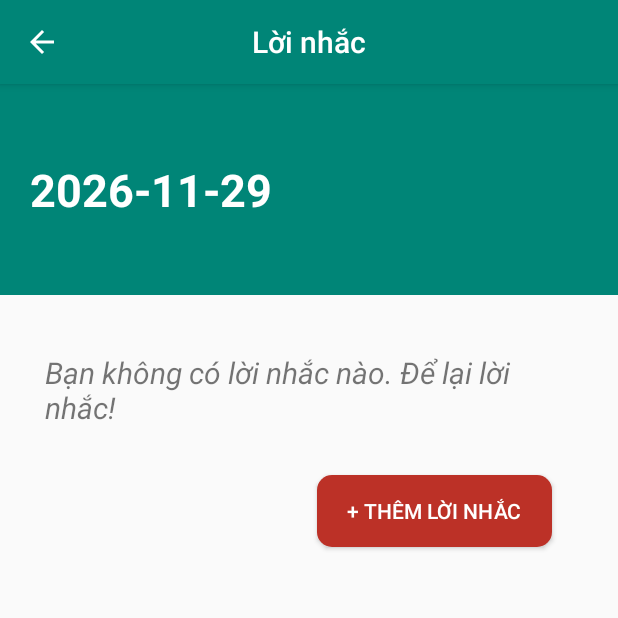
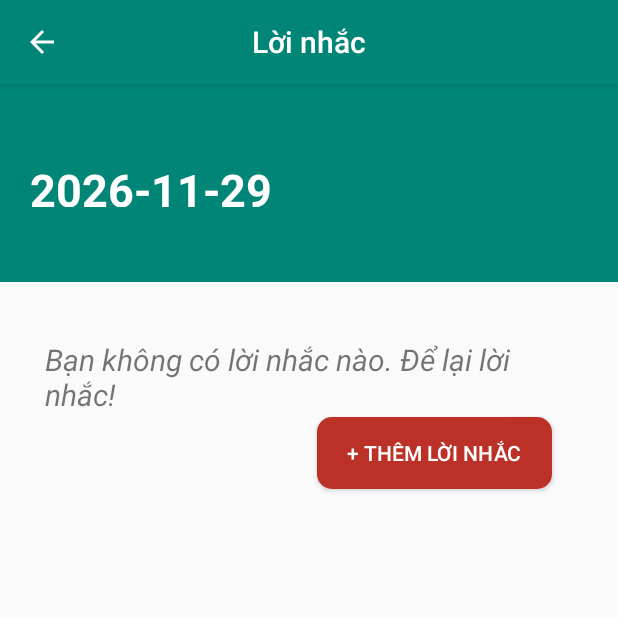
Before and after one commit to mobiledev2019/mp-n2_20_ptitplus, an Android app: the LoiNhacCalendarActivity screen opened directly, with no data from a screen before it, after a tap on "29", on a phone screen of 412 x 824 dp, the top half of it. Run offline under Robolectric (Android 15) with nearby library versions, the phone set to English and light mode, and no system bars.

Commit message:
before upgrade

```diff
--- a/app/src/main/java/com/example/btl/DatabaseHelper.java
+++ b/app/src/main/java/com/example/btl/DatabaseHelper.java
@@ -286,6 +286,31 @@ public class DatabaseHelper extends SQLiteOpenHelper {
 
         return loiNhacs;
     }
+    public List<LoiNhac> getAllLoiNhac() {
+        List<LoiNhac> loiNhacs = new ArrayList<LoiNhac>();
+        String selectQuery = "SELECT  * FROM " + TABLE_LOINHAC;
+
+        Log.e(LOG, selectQuery);
+
+        SQLiteDatabase db = this.getReadableDatabase();
+        Cursor c = db.rawQuery(selectQuery, null);
+
+        // looping through all rows and adding to list
+        if (c.moveToFirst()) {
+            do {
+                LoiNhac ln = new LoiNhac();
+                ln.setId(c.getInt(c.getColumnIndex("id")));
+                ln.setNoiDung(c.getString(c.getColumnIndex("noiDung")));
+                ln.setDate(c.getString(c.getColumnIndex("date")));
+                ln.setTrangthai(c.getInt(c.getColumnIndex("trangThai")));
+
+                // adding to todo list
+                loiNhacs.add(ln);
+            } while (c.moveToNext());
+        }
+
+        return loiNhacs;
+    }
     public int updateLoiNhac(LoiNhac loiNhac) {
         SQLiteDatabase db = this.getWritableDatabase();
 
--- a/app/src/main/java/com/example/btl/LoiNhac.java
+++ b/app/src/main/java/com/example/btl/LoiNhac.java
@@ -60,6 +60,7 @@ public class LoiNhac implements Parcelable {
         this.trangthai = trangthai;
     }
 
+
     protected LoiNhac(Parcel in) {
         id = in.readInt();
         noiDung = in.readString();
--- a/app/src/main/java/com/example/btl/LoiNhacAdapterGrid.java
+++ b/app/src/main/java/com/example/btl/LoiNhacAdapterGrid.java
@@ -102,13 +102,6 @@ public class LoiNhacAdapterGrid extends BaseAdapter {
         }
 
 
-        if (day_string.get(position).equals(curentDateString)) {
-
-            v.setBackgroundColor(Color.parseColor("#D30000"));
-        } else {
-            v.setBackgroundColor(Color.parseColor("#ffffff"));
-        }
-
 
         dayView.setText(gridvalue);
 
@@ -122,6 +115,7 @@ public class LoiNhacAdapterGrid extends BaseAdapter {
         if (monthStr.length() == 1) {
             monthStr = "0" + monthStr;
         }
+
 
         setEventView(v, position,dayView);
 
@@ -171,6 +165,11 @@ public class LoiNhacAdapterGrid extends BaseAdapter {
         return maxP;
     }
     public void setEventView(View v,int pos,TextView txt){
+        if (day_string.get(pos).equals(curentDateString)) {
+            v.setBackgroundColor(Color.parseColor("#D7DFDC"));
+        } else {
+            v.setBackgroundColor(Color.parseColor("#ffffff"));
+        }
         ImageView iconDate = (ImageView) v.findViewById(R.id.date_icon);
         int len = listLoiNhac.size();
         for (int i = 0; i < len; i++) {
@@ -187,13 +186,25 @@ public class LoiNhacAdapterGrid extends BaseAdapter {
                     } else {
 
                         v.setBackgroundColor(Color.parseColor("#343434"));
-                        //neu trong collection co 1 sk co ngay trung voi 1 ngay trong thang thi set lai layout cho ngay co sk do
                         v.setBackgroundResource(R.drawable.rounded_calender);
+                        txt.setTextColor(Color.parseColor("#696969"));
 
-                        txt.setTextColor(Color.parseColor("#696969"));
                     }
 
                 }
-            }}
+                if (day_string.get(pos).equals(date) && day_string.get(pos).equals(curentDateString)) {
+                    if ((Integer.parseInt(gridvalue) > 1) && (pos < firstDay)) {
+
+                    } else if ((Integer.parseInt(gridvalue) < 7) && (pos > 28)) {
+
+                    } else {
+                        v.setBackgroundResource(R.drawable.rounded_calender_current);
+                        txt.setTextColor(Color.parseColor("#ffffff"));
+
+                    }
+
+                }
+            }
+        }
     }
 }
--- a/app/src/main/java/com/example/btl/LoiNhacCalendarActivity.java
+++ b/app/src/main/java/com/example/btl/LoiNhacCalendarActivity.java
@@ -43,7 +43,7 @@ public class LoiNhacCalendarActivity extends AppCompatActivity {
     ArrayList<LoiNhac> arrayLoiNhac;
     int REQUEST_CODE_EDIT = 123;
 
-//    DataBase dataBase;
+    DatabaseHelper db;
 
     @Override
     protected void onCreate(Bundle savedInstanceState) {
@@ -65,7 +65,10 @@ public class LoiNhacCalendarActivity extends AppCompatActivity {
         navigationView = findViewById(R.id.navigationView);
         actionListener();
 
+        db = new DatabaseHelper(getApplicationContext());
         arrayLoiNhac = new ArrayList<>();
+
+        arrayLoiNhac = (ArrayList<LoiNhac>) db.getAllLoiNhac();
 
 //        dataBase = new DataBase(this, "ptit.sqlite", null, 2);
 //
@@ -158,13 +161,12 @@ public class LoiNhacCalendarActivity extends AppCompatActivity {
             Bundle bundle = data.getBundleExtra("dataAdd");
             ArrayList<LoiNhac> arrayadd = new ArrayList<>();
             arrayadd = bundle.getParcelableArrayList("listAdd");
-
+            arrayLoiNhac.clear();
             for (int i=0; i<arrayadd.size(); i++){
                 LoiNhac ln = arrayadd.get(i);
                 arrayLoiNhac.add(ln);
-                loiNhacAdapterGrid.notifyDataSetChanged();
-
             }
+            loiNhacAdapterGrid.notifyDataSetChanged();
         }
         super.onActivityResult(requestCode, resultCode, data);
     }
--- a/app/src/main/java/com/example/btl/MainActivity.java
+++ b/app/src/main/java/com/example/btl/MainActivity.java
@@ -68,7 +68,6 @@ public class MainActivity extends AppCompatActivity {
         progressBar = (ProgressBar) findViewById(R.id.progress);
         btDN = (Button) findViewById(R.id.buttonDN);
 
-
         if(sharedPreferences.getBoolean("logged",false)){
             goToActivity();
         }
--- a/app/src/main/res/drawable-v21/rounded_calender.xml
+++ b/app/src/main/res/drawable/rounded_calender_current.xml
@@ -3,14 +3,14 @@
     xmlns:android="http://schemas.android.com/apk/res/android"
     android:shape="ring"
     android:innerRadius="0dp"
-    android:thickness="18dp"
+    android:thickness="15dp"
     android:useLevel="false">
     <stroke
         android:width="1dp"
-        android:color="#ab250e"/>
+        android:color="#D30000"/>
 
     <solid
-        android:color="#ffffff"/>
+        android:color="#D30000"/>
 
 
 </shape>
--- a/app/src/main/res/layout/activity_diem.xml
+++ b/app/src/main/res/layout/activity_diem.xml
@@ -121,6 +121,7 @@
             app:layout_constraintStart_toStartOf="parent"
             app:layout_constraintTop_toBottomOf="@+id/linearLayout" />
 
+
     </android.support.constraint.ConstraintLayout>
 
     <android.support.design.widget.NavigationView
--- a/app/src/main/res/layout/activity_loi_nhac.xml
+++ b/app/src/main/res/layout/activity_loi_nhac.xml
@@ -34,19 +34,19 @@
     </android.support.design.widget.AppBarLayout>
 
     <TextView
+        android:id="@+id/showDate"
         android:layout_width="match_parent"
-        android:layout_height="wrap_content"
+        android:layout_height="132dp"
+        android:background="?attr/colorPrimary"
+        android:paddingLeft="20dp"
+        android:paddingTop="50dp"
+        android:paddingBottom="50dp"
+        android:text="25/07/2019"
+        android:textColor="#fff"
+        android:textSize="30sp"
+        android:textStyle="bold"
         app:layout_constraintStart_toStartOf="parent"
         app:layout_constraintTop_toBottomOf="@+id/appBarLayout"
-        android:id="@+id/showDate"
-        android:text="25/07/2019"
-        android:textSize="30sp"
-        android:textStyle="bold"
-        android:paddingTop="50dp"
-        android:paddingBottom="50dp"
-        android:paddingLeft="20dp"
-        android:textColor="#fff"
-        android:background="?attr/colorPrimary"
 
         />
 
@@ -75,7 +75,7 @@
         android:id="@+id/btAddNotif"
         android:layout_width="wrap_content"
         android:layout_height="wrap_content"
-        android:layout_marginTop="112dp"
+        android:layout_marginTop="82dp"
         android:layout_marginEnd="44dp"
         android:layout_marginRight="44dp"
         android:background="@drawable/custom_button"
```
Also changed, not shown: app/src/main/java/com/example/btl/DiemActivity.java (+32 -1 lines), app/src/main/java/com/example/btl/LoiNhacActivity.java (+19 -5 lines).
